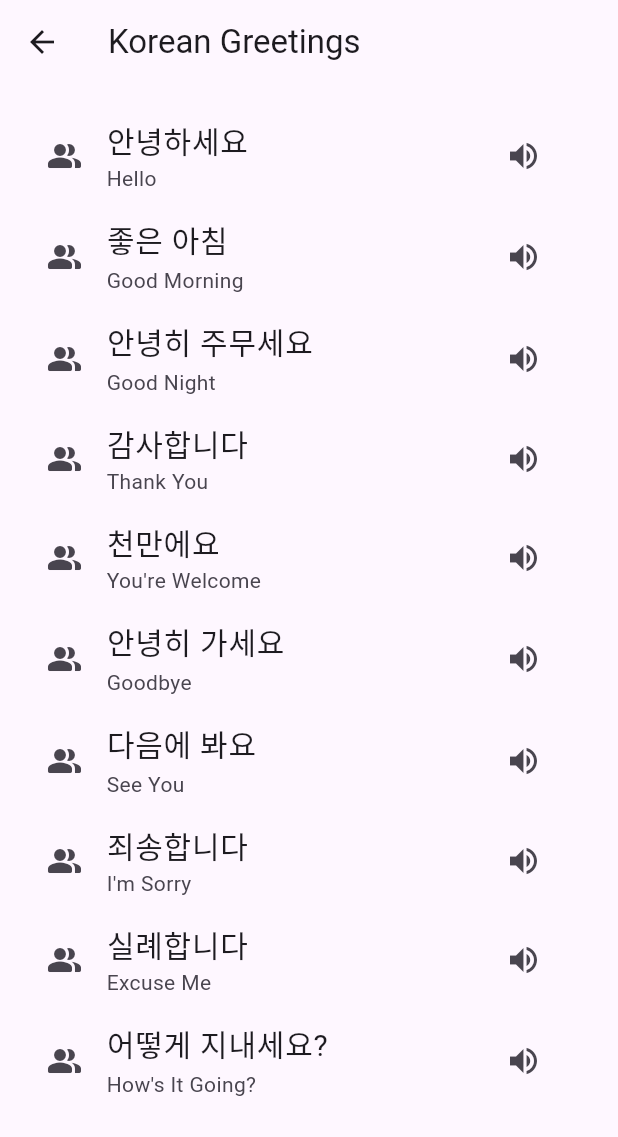
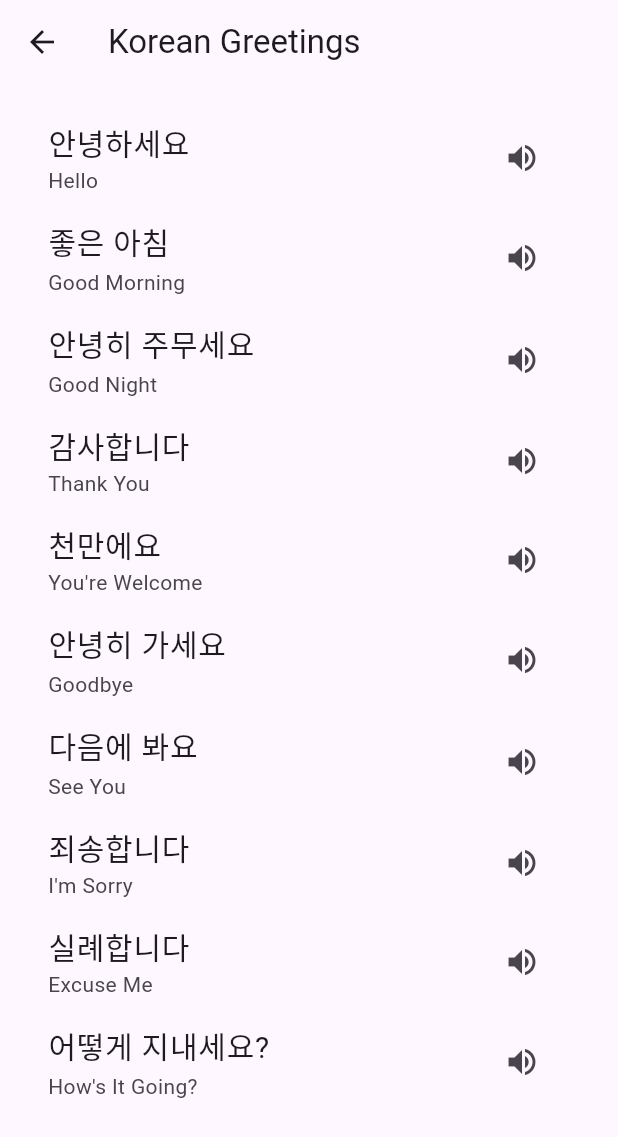
Before and after one commit to nouramer725/Code_Alpha-Language-Learning-Application, a Flutter app: the GreetPeopleScreen screen opened directly, on a phone screen of 412 x 824 dp. Shown: the top 1137 px of the screen. Run offline on Flutter 3.47's test engine with Material 3 defaults, Android fonts, the phone set to English and light mode, and no system bars; our stand-ins replace audioplayers, shared_preferences; accounts and stored records are empty.

Commit message:
Remove icon

```diff
--- a/lib/widgets/advanced/Greet_people.dart
+++ b/lib/widgets/advanced/Greet_people.dart
@@ -80,13 +80,12 @@ class GreetPeopleScreen extends StatelessWidget {
         title: Text('Korean Greetings'),
       ),
       body: Padding(
-        padding: const EdgeInsets.all(15.0),
+        padding: const EdgeInsets.all(16.0),
         child: ListView.builder(
           itemCount: greetingList.length,
           itemBuilder: (context, index) {
             final greeting = greetingList[index];
             return ListTile(
-              leading: Icon(Icons.people_alt_rounded),
               title: Text(
                 greeting.krGreeting,
                 style: TextStyle(fontSize: 20),
```
